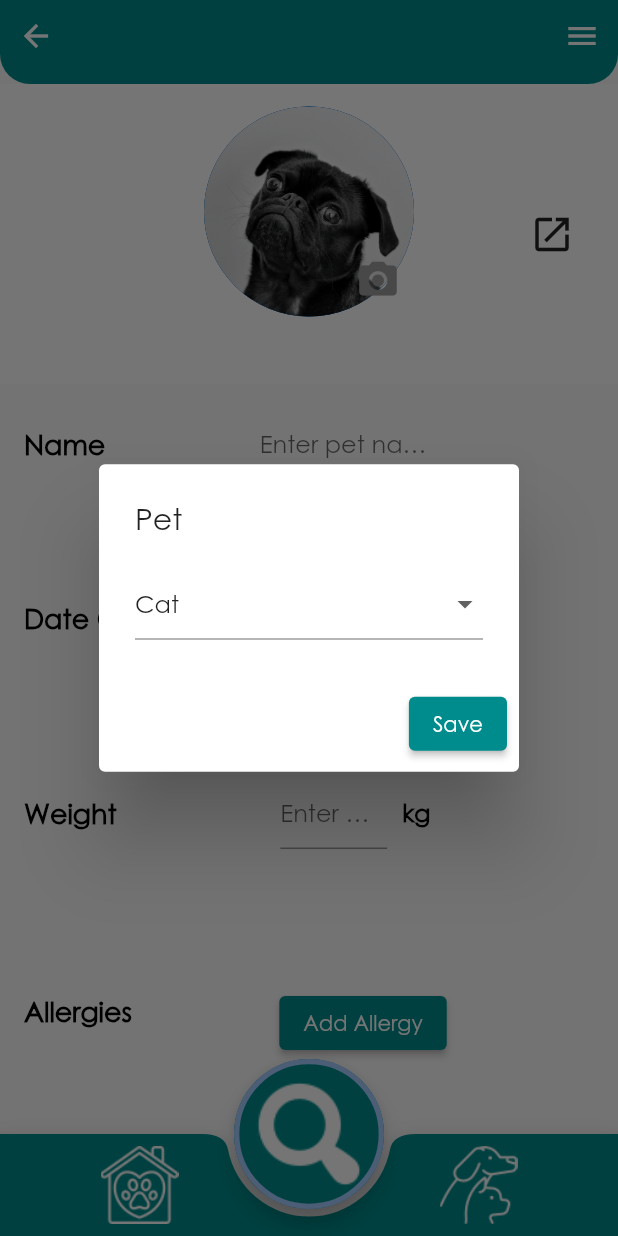
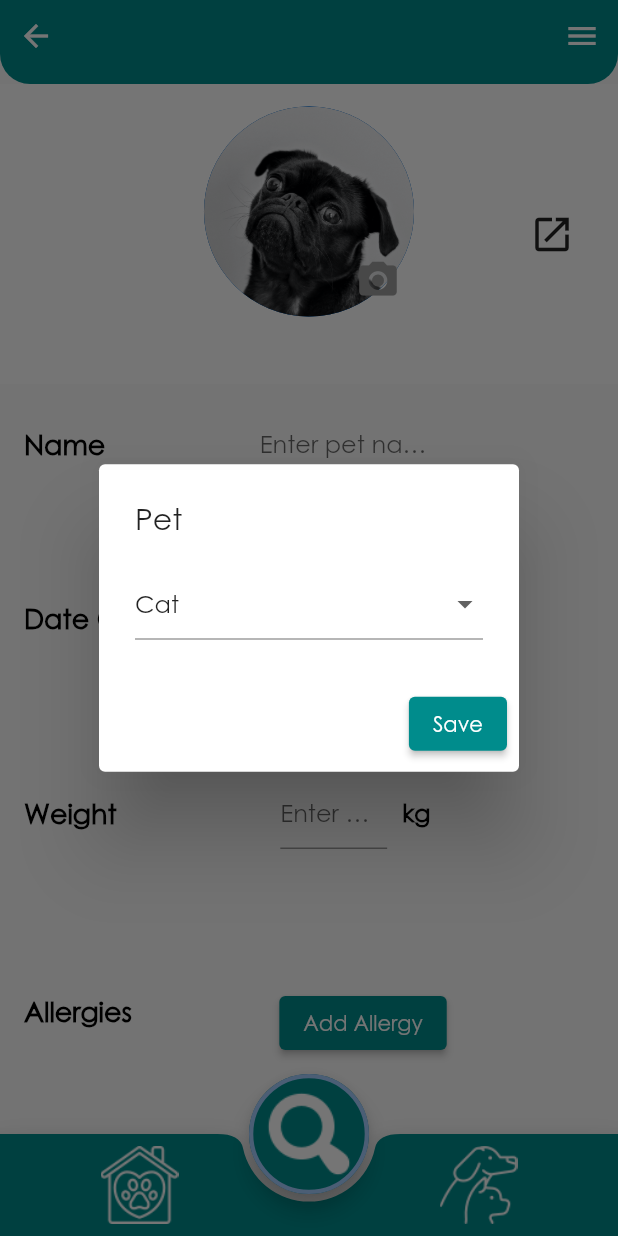
Before and after one commit to princekcj/CMPetMob, a Flutter app: the MyPetsScreen screen opened by its route, after a tap on the "add" icon, on a phone screen of 412 x 824 dp. Run offline on Flutter 3.47's test engine with Material 2 defaults, Android fonts, the phone set to English and light mode, and no system bars; our stand-ins replace cached_network_image, carousel_slider, cloud_firestore, envied, firebase_analytics, firebase_auth and 16 more; missing offline and left inert: device_calendar, firestore_cache, flutter_barcode_scanner, flutter_facebook_auth, mailer, social_media_buttons and 1 more; accounts and stored records are empty; generated files the repository leaves out were written again; network calls fail.

Commit message:
tentth commit

```diff
--- a/lib/presentation/food_overview_adobe_express_one_screen/food_overview_adobe_express_one_screen.dart
+++ b/lib/presentation/food_overview_adobe_express_one_screen/food_overview_adobe_express_one_screen.dart
@@ -370,7 +370,7 @@ class _FoodOverviewAdobeExpressOneScreenState
                       ],
                     ),
                   ),
-                  SizedBox(height: 130.0,)
+                  SizedBox(height: 160.0,)
                 ],
               ),
             );
--- a/lib/presentation/home_adobe_express_one_screen/home_adobe_express_one_screen.dart
+++ b/lib/presentation/home_adobe_express_one_screen/home_adobe_express_one_screen.dart
@@ -442,7 +442,7 @@ class _HomeAdobeExpressOneScreenState extends State<HomeAdobeExpressOneScreen> {
         },
       ),
       extendBody: true,
-      floatingActionButton: Container(height: 100.0, width:100.0, child: FittedBox(child: FloatingActionButton(
+      floatingActionButton: Container(height: 80.0, width:80.0, child: FittedBox(child: FloatingActionButton(
         backgroundColor: Color(0xFF008C8C), // Set the background color to blue
         child: Image.asset(ImageConstant.searchbutton, width: 40, height: 40),
         shape: RoundedRectangleBorder(
--- a/lib/presentation/ingredient_screen/ingredient_screen.dart
+++ b/lib/presentation/ingredient_screen/ingredient_screen.dart
@@ -296,7 +296,7 @@ class _IngredientPageState extends State<IngredientPage> {
           },
         ),
       extendBody: true,
-      floatingActionButton: Container(height: 100.0, width:100.0, child: FittedBox(child: FloatingActionButton(
+      floatingActionButton: Container(height: 80.0, width:80.0, child: FittedBox(child: FloatingActionButton(
         backgroundColor: Color(0xFF008C8C), // Set the background color to blue
         child: Image.asset(ImageConstant.searchbutton, width: 40, height: 40),
         shape: RoundedRectangleBorder(
--- a/lib/presentation/my_account_adobe_express_1_one_screen/my_account_adobe_express_1_one_screen.dart
+++ b/lib/presentation/my_account_adobe_express_1_one_screen/my_account_adobe_express_1_one_screen.dart
@@ -222,7 +222,7 @@ class _MyAccountAdobeExpress1OneScreenState
           ),
         ),
       extendBody: true,
-      floatingActionButton: Container(height: 100.0, width:100.0, child: FittedBox(child: FloatingActionButton(
+      floatingActionButton: Container(height: 80.0, width:80.0, child: FittedBox(child: FloatingActionButton(
         backgroundColor: Color(0xFF008C8C), // Set the background color to blue
         child: Image.asset(ImageConstant.searchbutton, width: 40, height: 40),
         shape: RoundedRectangleBorder(
--- a/lib/presentation/mypets_screen/mypets_screen.dart
+++ b/lib/presentation/mypets_screen/mypets_screen.dart
@@ -159,7 +159,7 @@ class _MyPetsScreenState extends State<MyPetsScreen> {
             SizedBox(height: 35),
           ],
         ),
-      floatingActionButton: Container(height: 100.0, width:100.0, child: FittedBox(child: FloatingActionButton(
+      floatingActionButton: Container(height: 80.0, width:80.0, child: FittedBox(child: FloatingActionButton(
         backgroundColor: Color(0xFF008C8C), // Set the background color to blue
         child: Image.asset(ImageConstant.searchbutton, width: 40, height: 40),
         shape: RoundedRectangleBorder(
--- a/lib/presentation/pet_info_screen/mypet_info_screen.dart
+++ b/lib/presentation/pet_info_screen/mypet_info_screen.dart
@@ -787,13 +787,13 @@ class MyPetInfoScreenState extends State<MyPetInfoScreen> {
                     iconSize: 30.0,
                   ),
                 ),
-                SizedBox(height: 40.0)
+                SizedBox(height: 70.0)
               ],
             ),
           ),
         ],
       ),
-      floatingActionButton: Container(height: 100.0, width:100.0, child: FittedBox(child: FloatingActionButton(
+      floatingActionButton: Container(height: 80.0, width:80.0, child: FittedBox(child: FloatingActionButton(
         backgroundColor: Color(0xFF008C8C), // Set the background color to blue
         child: Image.asset(ImageConstant.searchbutton, width: 40, height: 40),
         shape: RoundedRectangleBorder(
--- a/lib/presentation/product_ingredients_screen/product_ingredients_screen.dart
+++ b/lib/presentation/product_ingredients_screen/product_ingredients_screen.dart
@@ -68,7 +68,7 @@ class ProductListPage extends StatelessWidget {
         ],
       ),
       extendBody: true,
-      floatingActionButton: Container(height: 100.0, width:100.0, child: FittedBox(child: FloatingActionButton(
+      floatingActionButton: Container(height: 80.0, width:80.0, child: FittedBox(child: FloatingActionButton(
         backgroundColor: Color(0xFF008C8C), // Set the background color to blue
         child: Image.asset(ImageConstant.searchbutton, width: 40, height: 40),
         shape: RoundedRectangleBorder(
--- a/lib/presentation/search_screen/search_screen.dart
+++ b/lib/presentation/search_screen/search_screen.dart
@@ -190,7 +190,7 @@ class _SearchAdobeExpressOneScreenState
           ),
         ),
       extendBody: true,
-      floatingActionButton: Container(height: 100.0, width:100.0, child: FittedBox(child: FloatingActionButton(
+      floatingActionButton: Container(height: 80.0, width:80.0, child: FittedBox(child: FloatingActionButton(
         backgroundColor: Color(0xFF008C8C), // Set the background color to blue
         child: Image.asset(ImageConstant.searchbutton, width: 40, height: 40),
         shape: RoundedRectangleBorder(
```
